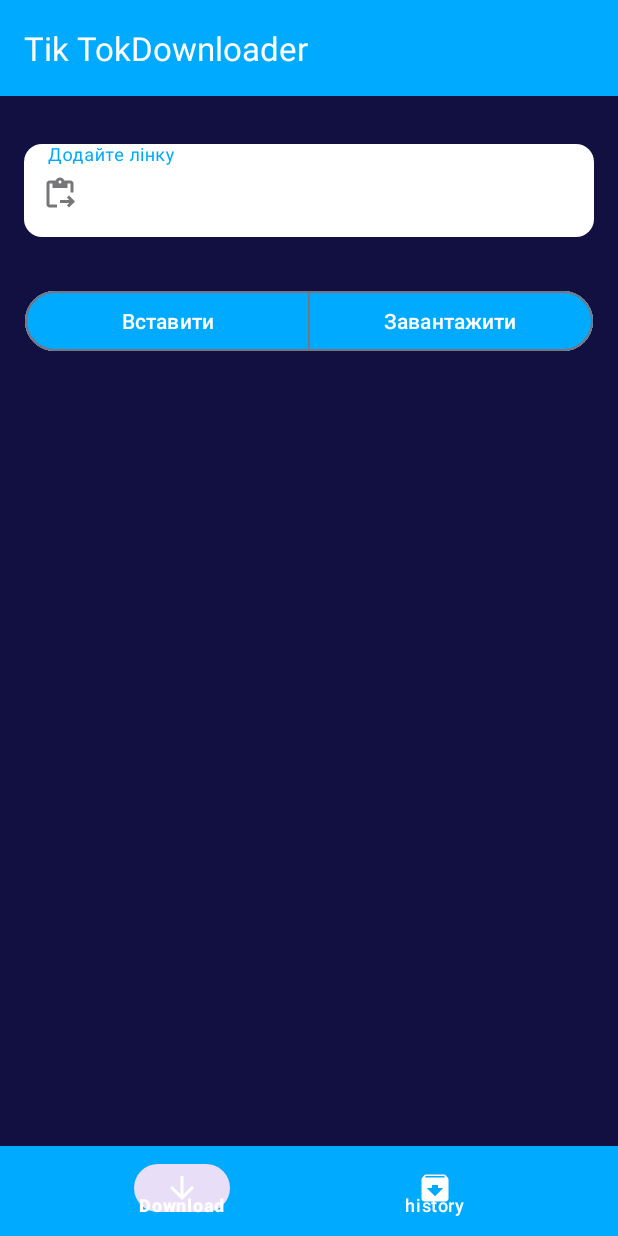
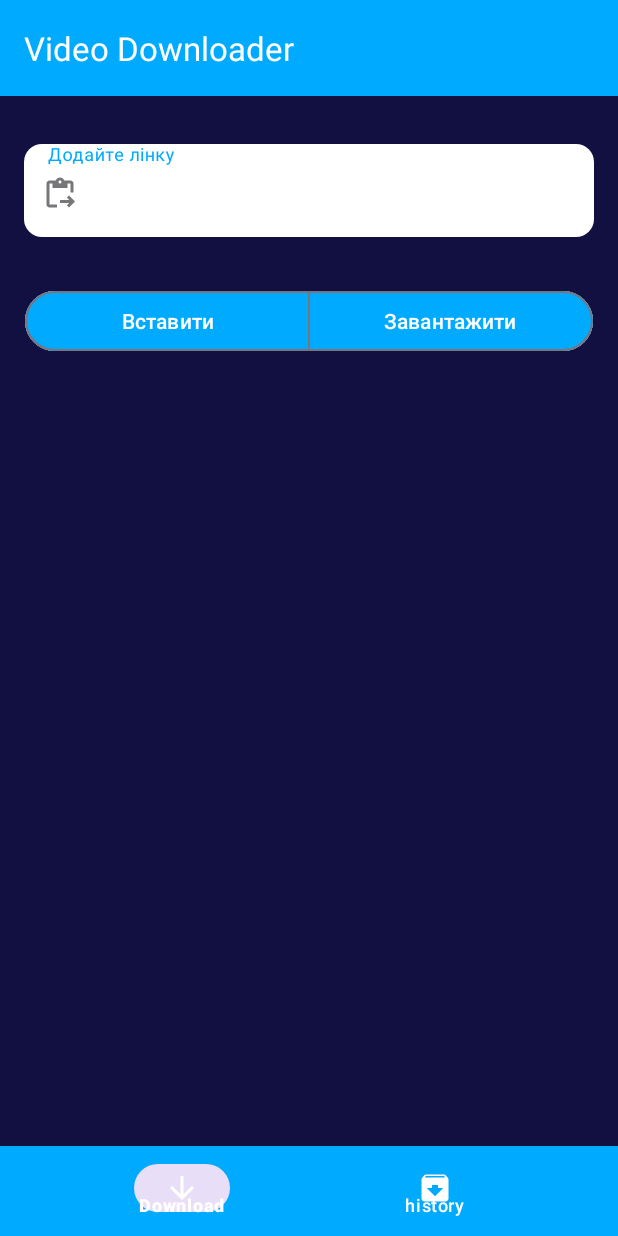
Before and after one commit to Ksnk-dm/TikTokDownloader, an Android app: the screen it shows after launch (MainActivity), on a phone screen of 412 x 824 dp. Run offline under Robolectric (Android 15) with nearby library versions, the phone set to English and light mode, and no system bars; our stand-ins replace EventBus; libraries missing offline, so code that uses them is left out: by.kirich1409.viewbindingdelegate; 1 statement that could not run was skipped.

Commit message:
add new feat

```diff
--- a/app/src/main/res/values/strings.xml
+++ b/app/src/main/res/values/strings.xml
@@ -1,5 +1,5 @@
 <resources>
-    <string name="app_name" translatable="false">Tik TokDownloader</string>
+    <string name="app_name" translatable="false">Video Downloader</string>
 
     <string name="set_url">Додайте лінку</string>
     <string name="paste">Вставити</string>
```
